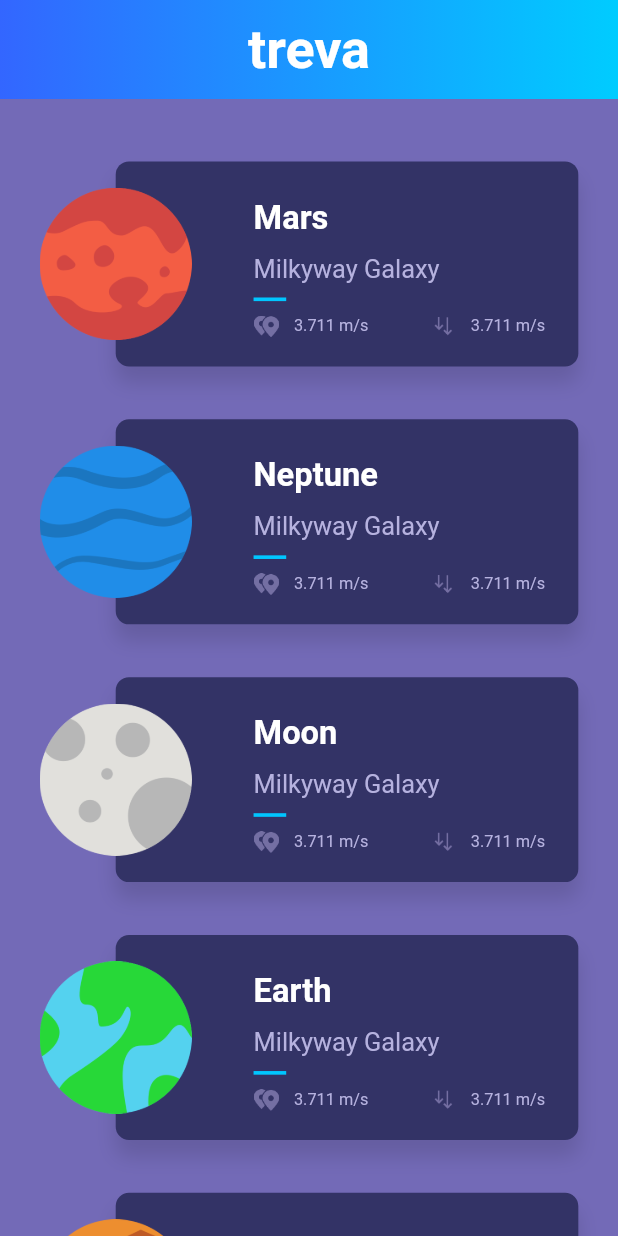
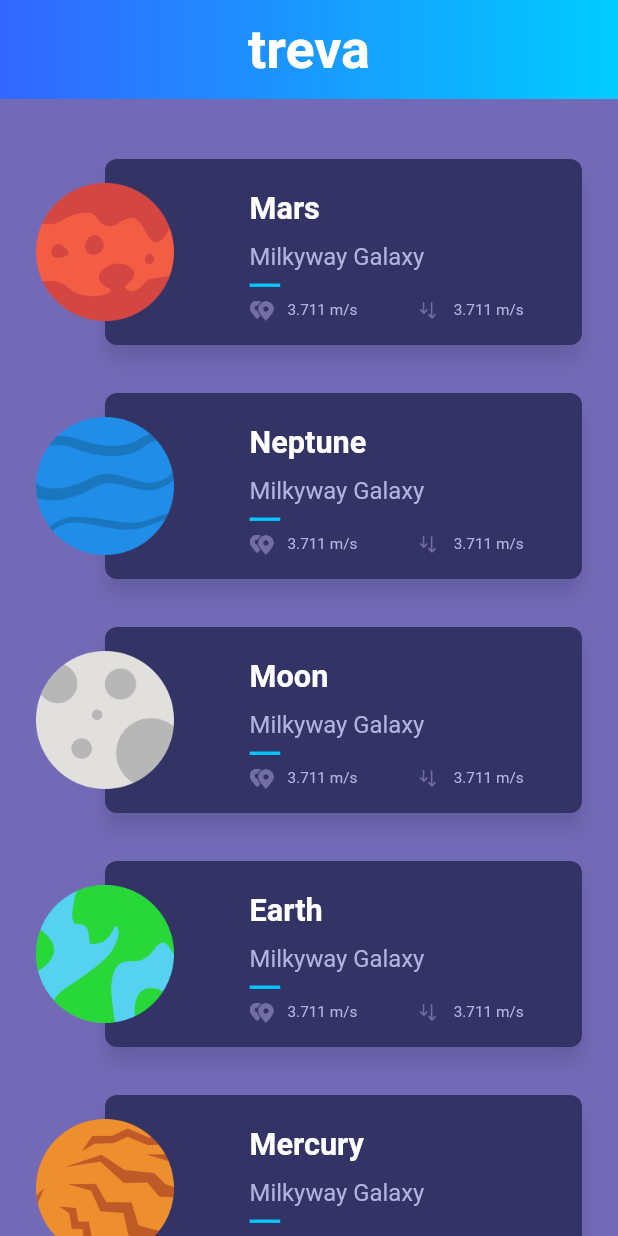
Before and after one commit to sergiandreplace/flutter_planets_tutorial, a Flutter app: the screen it shows after launch, on a phone screen of 412 x 824 dp. Run offline on Flutter 3.47's test engine with Material 2 defaults, Android fonts, the phone set to English and light mode, and no system bars.

Commit message:
fixed overflow issue

```diff
--- a/lib/ui/common/plannet_summary.dart
+++ b/lib/ui/common/plannet_summary.dart
@@ -40,8 +40,10 @@ class PlanetSummary extends StatelessWidget {
     }
 
     final planetCardContent = Container(
+      width: 312,
       margin: EdgeInsets.fromLTRB(
           horizontal ? 76.0 : 16.0, horizontal ? 16.0 : 42.0, 16.0, 16.0),
+      child: FittedBox(
         child: Column(
           crossAxisAlignment:
               horizontal ? CrossAxisAlignment.start : CrossAxisAlignment.center,
@@ -55,7 +57,8 @@ class PlanetSummary extends StatelessWidget {
               mainAxisAlignment: MainAxisAlignment.center,
               children: <Widget>[
                 _planetValue(
-                  value: planet.distance, image: 'assets/img/ic_distance.png'),
+                    value: planet.distance,
+                    image: 'assets/img/ic_distance.png'),
                 Container(
                   width: 32.0,
                 ),
@@ -65,12 +68,11 @@ class PlanetSummary extends StatelessWidget {
             ),
           ],
         ),
+      ),
     );
 
     final planetCard = Container(
-      child: FittedBox(
       child: planetCardContent,
-      ),
       height: horizontal ? 124.0 : 154.0,
       margin: horizontal
           ? const EdgeInsets.only(left: 46.0)
@@ -100,7 +102,6 @@ class PlanetSummary extends StatelessWidget {
                 ),
               )
           : null,
-      child: FittedBox(
       child: Container(
         margin: const EdgeInsets.symmetric(
           vertical: 16.0,
@@ -113,7 +114,6 @@ class PlanetSummary extends StatelessWidget {
           ],
         ),
       ),
-      ),
     );
   }
 }
```
Lines whose indentation alone changed are shown as unchanged.
